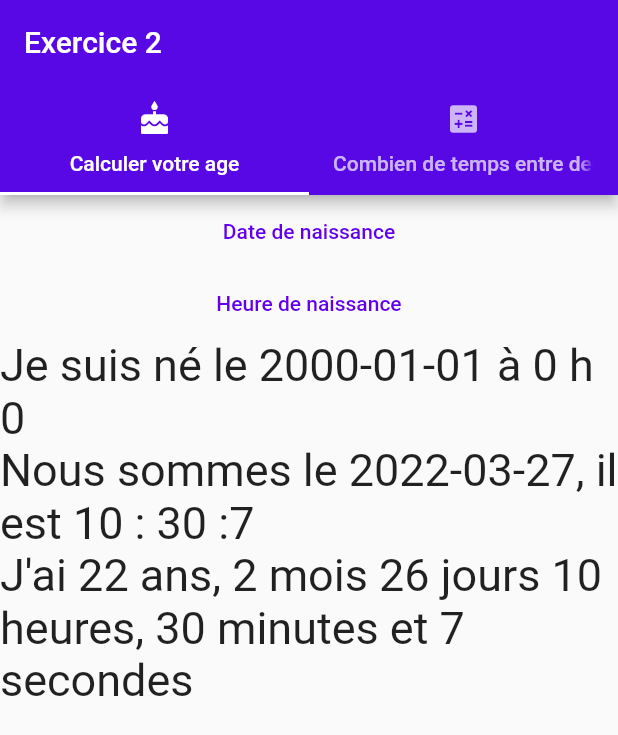
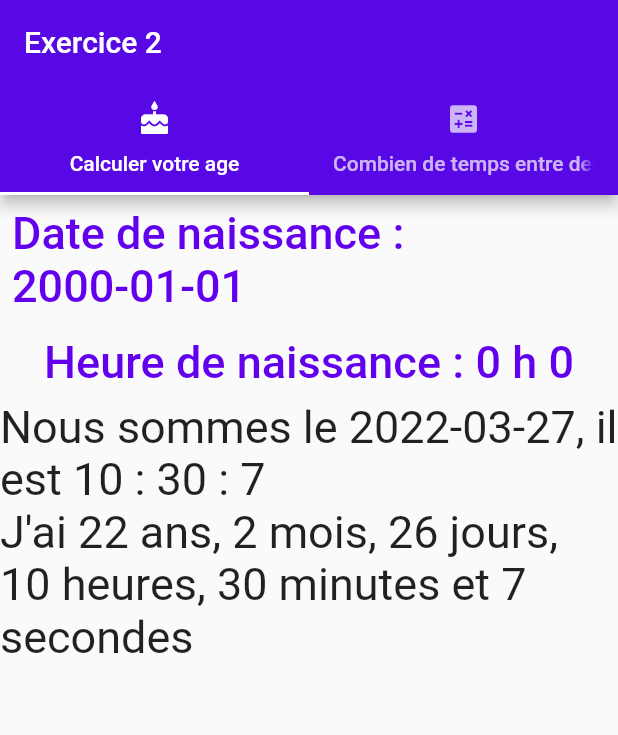
Before and after one commit to yamzal1/tp-flutter, a Flutter app: the screen it shows after launch, on a phone screen of 412 x 824 dp. Shown: the top 735 px of the screen. Run offline on Flutter 3.47's test engine with Material 2 defaults, Android fonts, the phone set to English and light mode, and no system bars; missing offline and left inert: date_util.

Commit message:
Amélioration

```diff
--- a/lib/main.dart
+++ b/lib/main.dart
@@ -132,22 +132,17 @@ class _MyHomePageState extends State<MyHomePage> {
               children: [
                 Center(
                   child: TextButton(
-                    child: Text('Date de naissance'),
+                    child: Text('Date de naissance : ${_date.toString().substring(0, 10)}',  style: TextStyle(fontSize: 30),),
                     onPressed: _selectDate,
                   ),
                 ),
                 Center(
                   child: TextButton(
-                    child: Text('Heure de naissance'),
+                    child: Text('Heure de naissance : ${_time.hour} h ${_time.minute}',  style: TextStyle(fontSize: 30),),
                     onPressed: _selectTime,
                   ),
                 ),
-                Center(
-                  child: Text(
-                    'Je suis né le ${_date.toString().substring(0, 10)} à ${_time.hour} h ${_time.minute}',
-                    style: TextStyle(fontSize: 30),
-                  ),
-                ),
+
                 Center(
                   child: Text(
                     'Nous sommes le ${dateToday.toString().substring(0, 10)}, il est $_timeString',
@@ -166,28 +161,34 @@ class _MyHomePageState extends State<MyHomePage> {
             //ONGLET 2
             Column(
               children: [
-                Center(
+                SizedBox(
+                  height: 100,
+                  width: 300,
                   child: TextButton(
-                    child: Text('Date1'),
+                    child: Text('Date 1 : ${_date1.toString().substring(0, 10)}',  style: const TextStyle(fontSize: 30),
+                    ),
                     onPressed: _dateC1,
                   ),
                 ),
-                Center(
+
+                // Center(
+                //   child: TextButton(
+                //     child: Text('Date 1 : ${_date1.toString().substring(0, 10)}'),
+                //     onPressed: _dateC1,
+                //   ),
+                // ),
+                SizedBox(
+                  height: 100,
+                  width: 300,
                   child: TextButton(
-                    child: Text('Date2'),
-                    onPressed: _dateC2,
+                    child: Text('Date 2 : ${_date2.toString().substring(0, 10)}',  style: const TextStyle(fontSize: 30),),
+                    onPressed: _dateC1,
                   ),
                 ),
-                Center(
-                  child: Text(
-                    'Date 1 : ${_date1.toString().substring(0, 10)} Date 2 : ${_date2.toString().substring(0, 10)}',
-                    style: TextStyle(fontSize: 30),
-                  ),
-                ),
+
                 Center(
                   child: Text(
                     '${diff(_date1, _date2)}',
-                    //'La différence entre ces deux dates est de  ${diff(_date1, _date2, 1)} ans, ${diff(_date1, _date2, 2)} mois et ${diff(_date1, _date2, 3)} jours',
                     style: TextStyle(fontSize: 30),
                   ),
                 ),
@@ -202,7 +203,7 @@ class _MyHomePageState extends State<MyHomePage> {
   void _getCurrentTime() {
     setState(() {
       _timeString =
-          "${DateTime.now().hour} : ${DateTime.now().minute} :${DateTime.now().second}";
+          "${DateTime.now().hour} : ${DateTime.now().minute} : ${DateTime.now().second}";
     });
   }
 
@@ -268,6 +269,6 @@ class _MyHomePageState extends State<MyHomePage> {
       mois += 12;
     }
 
-    return 'J\'ai ${annees} ans, ${mois} mois ${jours} jours ${heures} heures, ${minutes} minutes et ${secondes} secondes';
+    return 'J\'ai ${annees} ans, ${mois} mois, ${jours} jours, ${heures} heures, ${minutes} minutes et ${secondes} secondes';
   }
 }
--- a/pubspec.yaml
+++ b/pubspec.yaml
@@ -29,7 +29,8 @@ environment:
 dependencies:
   flutter:
     sdk: flutter
-
+  hive: ^2.0.4
+  hive_flutter: ^1.1.0
 
   # The following adds the Cupertino Icons font to your application.
   # Use with the CupertinoIcons class for iOS style icons.
@@ -39,7 +40,8 @@ dependencies:
 dev_dependencies:
   flutter_test:
     sdk: flutter
-
+  hive_generator: ^1.1.0
+  build_runner: ^2.0.6
   # The "flutter_lints" package below contains a set of recommended lints to
   # encourage good coding practices. The lint set provided by the package is
   # activated in the `analysis_options.yaml` file located at the root of your
```
Also changed, not shown: lib/tp3.dart (deleted), pubspec.lock.
